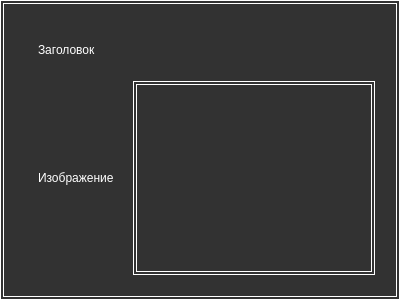
Old version of the form src/newscard.ui in the repository dimkashelk/SimpleKinopoiskQt.
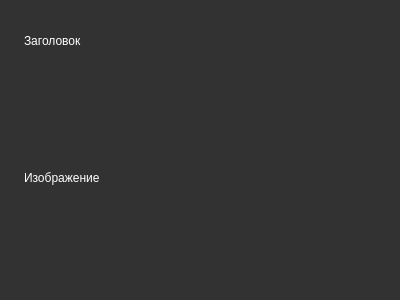
New version of the form.

Commit message: Update design NewsCard

What changed in the file:
```diff
--- a/src/newscard.ui
+++ b/src/newscard.ui
@@ -15,18 +15,26 @@
   </property>
   <property name="styleSheet">
    <string notr="true">QFrame {
-	border: 4px double white; 
-    padding: 10px;
+	border-radius: 25px;
+    padding: 5px;
 	background-color: rgb(50, 50, 50);
 }
 
-QLabel {
+QLabel, QTextEdit {
 	font: 25 18pt &quot;Segoe UI Light&quot;;
 	color: rgb(255, 255, 255);
 	border: 0px double white; 
+	background-color: rgba(255, 255, 255, 0);
 }
 
-</string>
+QTextEdit {
+	font: 25 16pt &quot;Segoe UI Light&quot;;
+}
+
+
+QFrame:hover {
+	background-color: rgb(70, 70, 70);
+}</string>
   </property>
   <layout class="QVBoxLayout" name="verticalLayout_2">
    <item>
@@ -54,7 +62,14 @@
         </widget>
        </item>
        <item>
-        <widget class="QTextEdit" name="textEdit"/>
+        <widget class="QTextEdit" name="news_text">
+         <property name="mouseTracking">
+          <bool>false</bool>
+         </property>
+         <property name="readOnly">
+          <bool>true</bool>
+         </property>
+        </widget>
        </item>
       </layout>
      </item>
```
Left out of the diff: 7 changed lines with no effect on the pictures. The commit also changes 1 other file.
